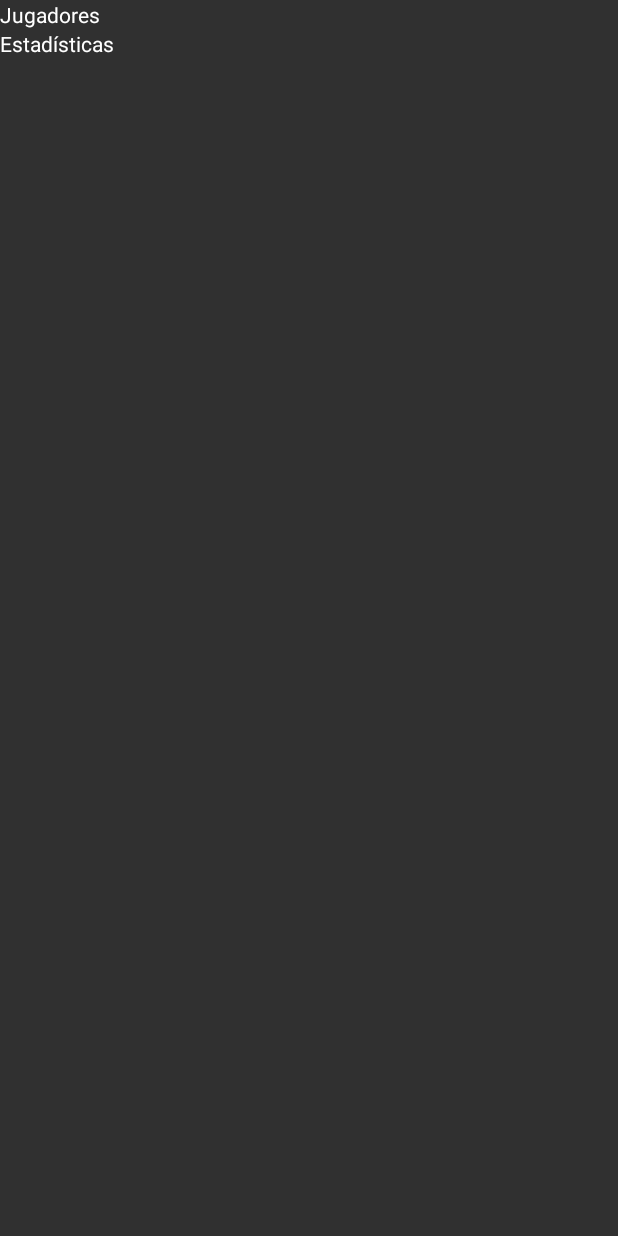
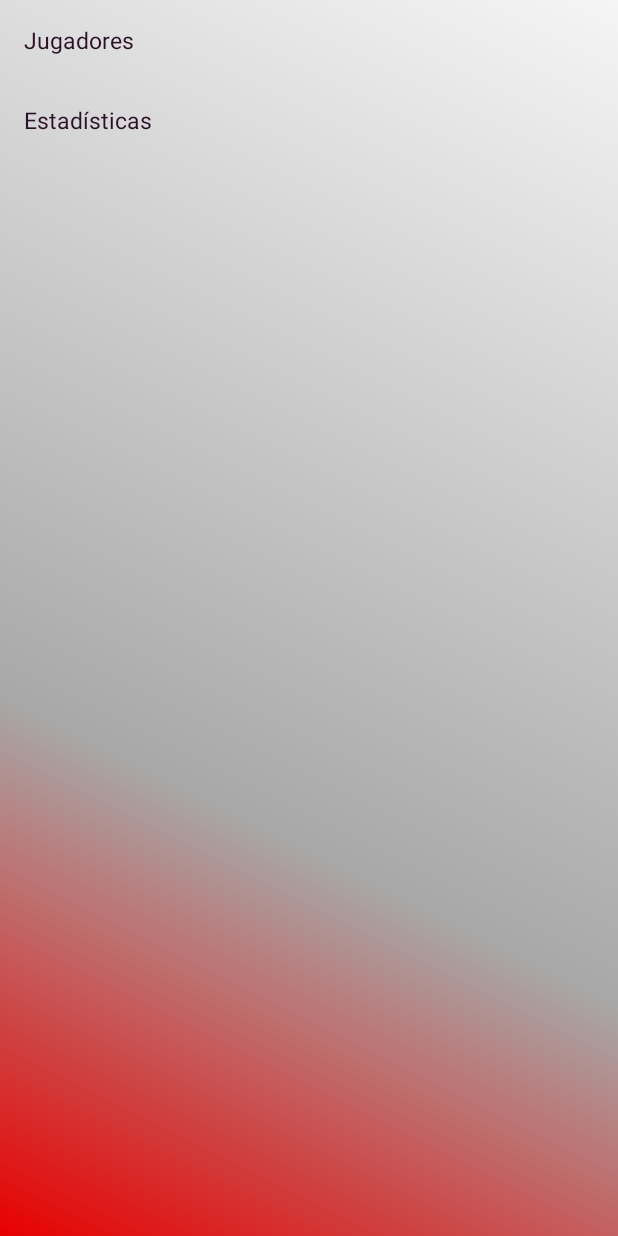
Before and after one commit to gonzaga8200/basket_app, an Android app: the GameActivity screen opened directly, with no data from a screen before it, on a phone screen of 412 x 824 dp. Before the commit the screen is almost empty. Run offline under Robolectric (Android 15) with nearby library versions, the light colour scheme and no system bars.

Commit message:
Improve display

```diff
--- a/app/src/main/AndroidManifest.xml
+++ b/app/src/main/AndroidManifest.xml
@@ -20,6 +20,10 @@
             android:name=".GameActivity"
             android:label="@string/title_activity_game" >
         </activity>
+        <activity
+            android:name=".Intro"
+            android:label="@string/title_activity_intro" >
+        </activity>
     </application>
 
 </manifest>
--- a/app/src/main/java/com/sports/gonzalomoreno/basketstandings/MainActivity.java
+++ b/app/src/main/java/com/sports/gonzalomoreno/basketstandings/MainActivity.java
@@ -85,6 +85,7 @@ public class MainActivity extends ActionBarActivity implements View.OnClickListe
             case R.id.boton_add:
                 if (!playerList.getText().toString().isEmpty()){
                     supplierNames1.add(playerList.getText().toString());
+                    playerList.setText("");
                 }
                 else{
                     Toast.makeText(getApplicationContext(), " El nombre del jugador no puede estar en blanco ", Toast.LENGTH_LONG).show();
--- /dev/null
+++ b/app/src/main/res/drawable/failed.xml
@@ -0,0 +1,25 @@
+<?xml version="1.0" encoding="utf-8"?>
+<shape xmlns:android="http://schemas.android.com/apk/res/android" android:shape="rectangle" >
+    <corners
+        android:radius="100dp"
+        />
+    <gradient
+        android:angle="45"
+        android:centerX="35%"
+        android:centerColor="#A81111"
+        android:startColor="#E8D9D3"
+        android:endColor="#FFAF24"
+        android:type="linear"
+        />
+    <padding
+        android:left="1dp"
+        android:top="0dp"
+        android:right="0dp"
+        android:bottom="0dp"
+        />
+    <size
+        android:width="8dp"
+        android:height="2dp"
+        />
+
+</shape>
--- /dev/null
+++ b/app/src/main/res/drawable/gradient.xml
@@ -0,0 +1,18 @@
+<?xml version="1.0" encoding="utf-8"?>
+<shape xmlns:android="http://schemas.android.com/apk/res/android" android:shape="rectangle" >
+    <gradient
+        android:angle="45"
+        android:centerX="35%"
+        android:centerColor="#A8A8A8"
+        android:startColor="#E80000"
+        android:endColor="#F5F5F5"
+        android:type="linear"
+        />
+    <padding
+        android:left="0dp"
+        android:top="0dp"
+        android:right="0dp"
+        android:bottom="0dp"
+        />
+
+</shape>
--- /dev/null
+++ b/app/src/main/res/drawable/scored.xml
@@ -0,0 +1,25 @@
+<?xml version="1.0" encoding="utf-8"?>
+<shape xmlns:android="http://schemas.android.com/apk/res/android" android:shape="rectangle" >
+    <corners
+        android:radius="100dp"
+        />
+    <gradient
+        android:angle="45"
+        android:centerX="35%"
+        android:centerColor="#1DA86C"
+        android:startColor="#15E82A"
+        android:endColor="#000000"
+        android:type="linear"
+        />
+    <padding
+        android:left="1dp"
+        android:top="0dp"
+        android:right="0dp"
+        android:bottom="0dp"
+        />
+    <size
+        android:width="8dp"
+        android:height="2dp"
+        />
+
+</shape>
--- a/app/src/main/res/layout/activity_game.xml
+++ b/app/src/main/res/layout/activity_game.xml
@@ -5,13 +5,15 @@
     android:screenOrientation="portrait"
     android:configChanges="orientation|keyboardHidden"
     tools:context="com.sports.gonzalomoreno.basketstandings.GameActivity"
-    android:background="@color/background_material_dark">
+    android:background="@drawable/gradient">
 
     <TextView
         android:layout_width="match_parent"
         android:layout_height="wrap_content"
         android:text="@string/cabecera_players"
-        android:textColor="@color/white"/>
+        android:textColor="@color/color_title"
+        android:layout_margin="@dimen/activity_vertical_margin"
+        android:textSize="15dp"/>
     <TableLayout
         xmlns:android="http://schemas.android.com/apk/res/android"
         android:id="@+id/tablaDatos"
@@ -26,7 +28,9 @@
         android:layout_width="match_parent"
         android:layout_height="wrap_content"
         android:text="@string/cabecera_standings"
-        android:textColor="@color/white"/>
+        android:textColor="@color/color_title"
+        android:layout_margin="@dimen/activity_vertical_margin"
+        android:textSize="15dp"/>
 
     <TableLayout
         xmlns:android="http://schemas.android.com/apk/res/android"
--- a/app/src/main/res/layout/activity_main.xml
+++ b/app/src/main/res/layout/activity_main.xml
@@ -3,7 +3,8 @@
     android:layout_height="match_parent"
     android:orientation="vertical"
     tools:context=".MainActivity"
-    android:id="@+id/miLinear">
+    android:id="@+id/miLinear"
+    android:background="@drawable/gradient">
 
 
     <EditText
--- a/app/src/main/res/values/strings.xml
+++ b/app/src/main/res/values/strings.xml
@@ -10,8 +10,12 @@
     <string name="title_activity_game">GameActivity</string>
     <string name="cabecera_players">Jugadores</string>
     <string name="cabecera_standings">Estadísticas</string>
+
     <color name="bck_players">#2E2EFE</color>
     <color name="bck_players2">#FF00FE</color>
     <color name="white">#FFFFFF</color>
+    <color name="color_title">#2B1227</color>
+
+    <string name="title_activity_intro">Intro</string>
 
 </resources>
```
Also changed, not shown: app/src/main/java/com/sports/gonzalomoreno/basketstandings/GameActivity.java (+18 -21 lines), app/src/main/java/com/sports/gonzalomoreno/basketstandings/Intro.java (added, +39 -0 lines), app/src/main/res/layout/activity_intro.xml (added, +13 -0 lines), app/src/main/res/menu/menu_intro.xml (added, +7 -0 lines).
